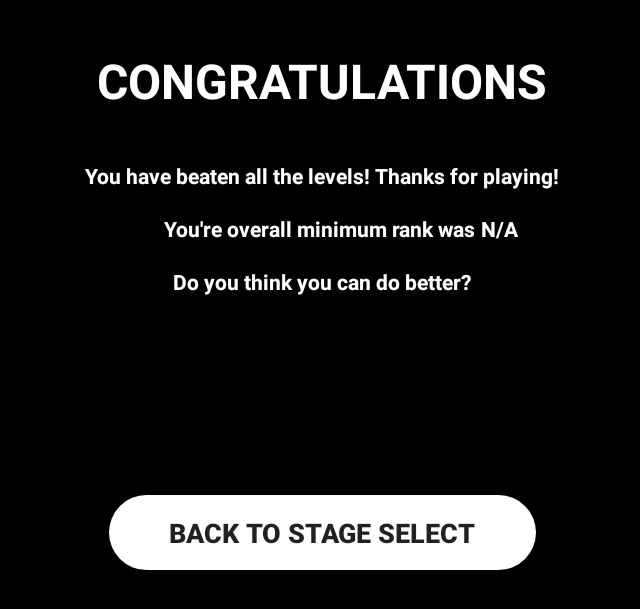
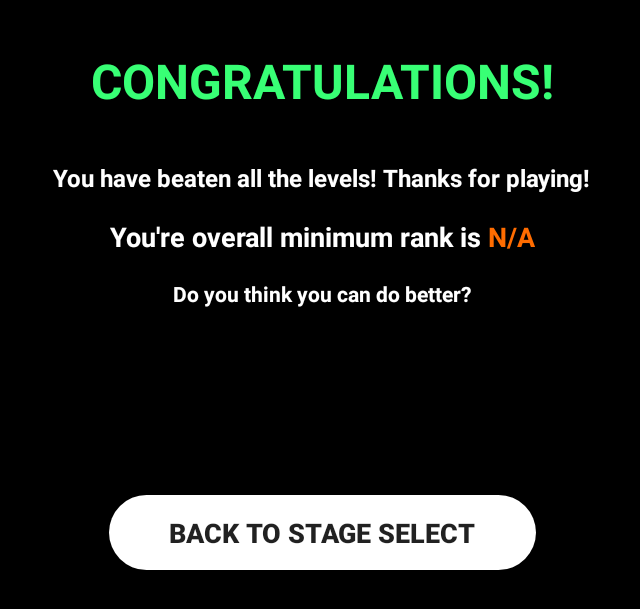
Before and after one commit to StaffanLjungqvist/ReVocalize, an Android app: the fragment GameBeatFragment placed in its activity, on a phone screen of 824 x 412 dp (held sideways). Shown: the top 609 px of the screen, without its empty margins (296-936 px from the left). Run offline under Robolectric (Android 15) with nearby library versions, the phone set to English and light mode, and no system bars; 1 statement that could not run was skipped.

Commit message:
lagt till slutskärm när man klarar spelet. Klarad rank syns nu på level select skärmen

```diff
--- a/app/src/main/java/se/staffanljungqvist/revocalize/ui/GameBeatFragment.kt
+++ b/app/src/main/java/se/staffanljungqvist/revocalize/ui/GameBeatFragment.kt
@@ -1,5 +1,7 @@
 package se.staffanljungqvist.revocalize.ui
 
+import android.graphics.Color
+import android.media.MediaPlayer
 import android.os.Bundle
 import androidx.fragment.app.Fragment
 import android.view.LayoutInflater
@@ -26,17 +28,33 @@ class GameBeatFragment : Fragment() {
     override fun onViewCreated(view: View, savedInstanceState: Bundle?) {
         super.onViewCreated(view, savedInstanceState)
 
+
+            val stageCompletePlayer = MediaPlayer.create(context, R.raw.perfect3)
+        stageCompletePlayer.start()
+
         val tvRank = view.findViewById<TextView>(R.id.tvGameBeatenWithRank_GameBeat)
+
+
+        var rankColor = "#FF6C00"
 
         when (gameRank) {
             1 -> {
                 tvRank.text = "BRONZE"
+                rankColor = "#FF6C00"
+
             }
             2 -> {
                 tvRank.text = "SILVER"
+                rankColor = "#00E3FF"
             }
-            3 -> tvRank.text = "GOLD"
+            3 -> {
+                tvRank.text = "GOLD"
+                rankColor = "#FFFF58"
+                view.findViewById<TextView>(R.id.tvDoBetter).text = "YOU ARE THE ULTIMATE CHAMPION!"
+            }
         }
+
+        tvRank.setTextColor(Color.parseColor(rankColor))
 
         view.findViewById<Button>(R.id.btnBackToStageSelect_BeatenGame).setOnClickListener {
             requireActivity().supportFragmentManager.popBackStack()
--- a/app/src/main/java/se/staffanljungqvist/revocalize/ui/LevelCompleteFragment.kt
+++ b/app/src/main/java/se/staffanljungqvist/revocalize/ui/LevelCompleteFragment.kt
@@ -34,7 +34,7 @@ class LevelCompleteFragment : Fragment() {
     override fun onViewCreated(view: View, savedInstanceState: Bundle?) {
         super.onViewCreated(view, savedInstanceState)
 
-        val stageCompletePlayer = MediaPlayer.create(context, R.raw.perfect3)
+        val stageCompletePlayer = MediaPlayer.create(context, R.raw.perfect)
         stageCompletePlayer.start()
 
         if (modelIngame.newRecord) binding.tvNewBest.isVisible = true
--- a/app/src/main/res/layout/fragment_game_beat.xml
+++ b/app/src/main/res/layout/fragment_game_beat.xml
@@ -13,11 +13,11 @@
         android:layout_width="wrap_content"
         android:layout_height="wrap_content"
         android:layout_marginTop="32dp"
-        android:text="CONGRATULATIONS"
+        android:text="CONGRATULATIONS!"
         android:textSize="32sp"
 
         android:textStyle="bold"
-        android:textColor="@color/white"
+        android:textColor="#38FF75"
         app:layout_constraintEnd_toEndOf="parent"
         app:layout_constraintStart_toStartOf="parent"
         app:layout_constraintTop_toTopOf="parent" />
@@ -45,33 +45,44 @@
         android:layout_height="wrap_content"
         android:layout_marginTop="32dp"
         android:text="You have beaten all the levels! Thanks for playing!"
+        android:textSize="16sp"
         android:textColor="@color/white"
         android:textStyle="bold"
         app:layout_constraintEnd_toEndOf="parent"
         app:layout_constraintStart_toStartOf="parent"
         app:layout_constraintTop_toBottomOf="@+id/textView12" />
 
+    <LinearLayout
+        android:id="@+id/linearLayout8"
+        android:layout_width="wrap_content"
+        android:layout_height="wrap_content"
+        android:orientation="horizontal"
+        android:layout_marginTop="16dp"
+        app:layout_constraintEnd_toEndOf="parent"
+        app:layout_constraintStart_toStartOf="parent"
+        app:layout_constraintTop_toBottomOf="@+id/textView24">
+
         <TextView
             android:id="@+id/textView25"
             android:layout_width="wrap_content"
             android:layout_height="wrap_content"
-        android:layout_marginTop="16dp"
-        android:text="You're overall minimum rank was "
+            android:text="You're overall minimum rank is "
+            android:textSize="18sp"
             android:textColor="@color/white"
-        android:textStyle="bold"
-        app:layout_constraintEnd_toEndOf="parent"
-        app:layout_constraintStart_toStartOf="parent"
-        app:layout_constraintTop_toBottomOf="@+id/textView24" />
+            android:textStyle="bold" />
 
         <TextView
             android:id="@+id/tvGameBeatenWithRank_GameBeat"
             android:layout_width="wrap_content"
             android:layout_height="wrap_content"
             android:text="N/A"
+            android:textSize="18sp"
             android:textColor="@color/white"
-        android:textStyle="bold"
-        app:layout_constraintStart_toEndOf="@+id/textView25"
-        app:layout_constraintTop_toTopOf="@+id/textView25" />
+            android:textStyle="bold" />
+
+
+    </LinearLayout>
+
 
     <TextView
         android:id="@+id/tvDoBetter"
@@ -83,6 +94,6 @@
         android:textStyle="bold"
         app:layout_constraintEnd_toEndOf="parent"
         app:layout_constraintStart_toStartOf="parent"
-        app:layout_constraintTop_toBottomOf="@+id/textView25" />
+        app:layout_constraintTop_toBottomOf="@+id/linearLayout8" />
 
 </androidx.constraintlayout.widget.ConstraintLayout>
```
Also changed, not shown: app/src/main/java/se/staffanljungqvist/revocalize/ui/SuccessFragment.kt (+1 -8 lines). Lines whose indentation alone changed are shown as unchanged.
